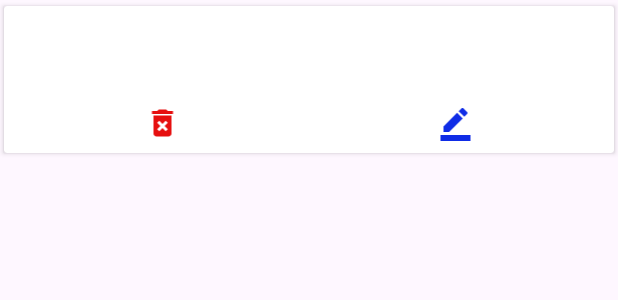
After one commit to GPN-ANROID-2025/SqliteApp, an Android app: the layout item_row.xml on its own in the app's theme, with its tools: preview values and no code run, on a phone screen of 412 x 824 dp. The commit adds this screen. Shown: the top 300 px of the screen. Run offline under Robolectric (Android 15) with nearby library versions, the phone set to English and light mode, and no system bars.

Commit message:
After update & Delete & Search

```diff
--- /dev/null
+++ b/app/src/main/res/drawable/baseline_border_color_24.xml
@@ -0,0 +1,5 @@
+<vector xmlns:android="http://schemas.android.com/apk/res/android" android:height="24dp" android:tint="#0F2CE6" android:viewportHeight="24" android:viewportWidth="24" android:width="24dp">
+
+    <path android:fillColor="@android:color/white" android:pathData="M22,24H2v-4h20V24zM13.06,5.19l3.75,3.75L7.75,18H4v-3.75L13.06,5.19zM17.88,7.87l-3.75,-3.75l1.83,-1.83c0.39,-0.39 1.02,-0.39 1.41,0l2.34,2.34c0.39,0.39 0.39,1.02 0,1.41L17.88,7.87z"/>
+
+</vector>
--- /dev/null
+++ b/app/src/main/res/drawable/baseline_delete_forever_24.xml
@@ -0,0 +1,5 @@
+<vector xmlns:android="http://schemas.android.com/apk/res/android" android:height="24dp" android:tint="#E60F0F" android:viewportHeight="24" android:viewportWidth="24" android:width="24dp">
+
+    <path android:fillColor="@android:color/white" android:pathData="M6,19c0,1.1 0.9,2 2,2h8c1.1,0 2,-0.9 2,-2L18,7L6,7v12zM8.46,11.88l1.41,-1.41L12,12.59l2.12,-2.12 1.41,1.41L13.41,14l2.12,2.12 -1.41,1.41L12,15.41l-2.12,2.12 -1.41,-1.41L10.59,14l-2.13,-2.12zM15.5,4l-1,-1h-5l-1,1L5,4v2h14L19,4z"/>
+
+</vector>
--- /dev/null
+++ b/app/src/main/res/layout/item_row.xml
@@ -0,0 +1,54 @@
+<?xml version="1.0" encoding="utf-8"?>
+<androidx.cardview.widget.CardView xmlns:android="http://schemas.android.com/apk/res/android"
+    android:layout_width="match_parent"
+    xmlns:app="http://schemas.android.com/apk/res-auto"
+    android:orientation="vertical"
+    app:cardUseCompatPadding="true"
+    android:layout_height="wrap_content">
+
+    <LinearLayout
+        android:padding="8dp"
+        android:layout_width="match_parent"
+        android:layout_height="wrap_content"
+        android:orientation="vertical">
+        <TextView
+            android:layout_width="wrap_content"
+            android:layout_height="wrap_content"
+            android:id="@+id/tvId"/>
+
+        <TextView
+            android:layout_width="wrap_content"
+            android:layout_height="wrap_content"
+            android:id="@+id/tvName"/>
+
+        <TextView
+            android:layout_width="wrap_content"
+            android:layout_height="wrap_content"
+            android:id="@+id/tvCity"/>
+
+
+        <LinearLayout
+            android:layout_width="match_parent"
+            android:layout_height="wrap_content"
+            android:orientation="horizontal">
+
+            <ImageView
+                android:layout_weight="1"
+                android:src="@drawable/baseline_delete_forever_24"
+                android:id="@+id/ivDelete"
+                android:layout_width="wrap_content"
+                android:layout_height="wrap_content"/>
+
+            <ImageView
+                android:layout_weight="1"
+                android:src="@drawable/baseline_border_color_24"
+                android:id="@+id/ivEdit"
+                android:layout_width="wrap_content"
+                android:layout_height="wrap_content"/>
+        </LinearLayout>
+
+    </LinearLayout>
+
+
+
+</androidx.cardview.widget.CardView>
```
Also changed, not shown: app/src/main/java/com/example/sqliteapp/DbHelper.java (+52 -2 lines), app/src/main/java/com/example/sqliteapp/MainActivity.java (+58 -11 lines), app/src/main/java/com/example/sqliteapp/OnStudentItemClickListener.java (added, +7 -0 lines), app/src/main/java/com/example/sqliteapp/StudentAdapter.java (added, +80 -0 lines), app/src/main/res/layout/activity_main.xml (+6 -5 lines).
